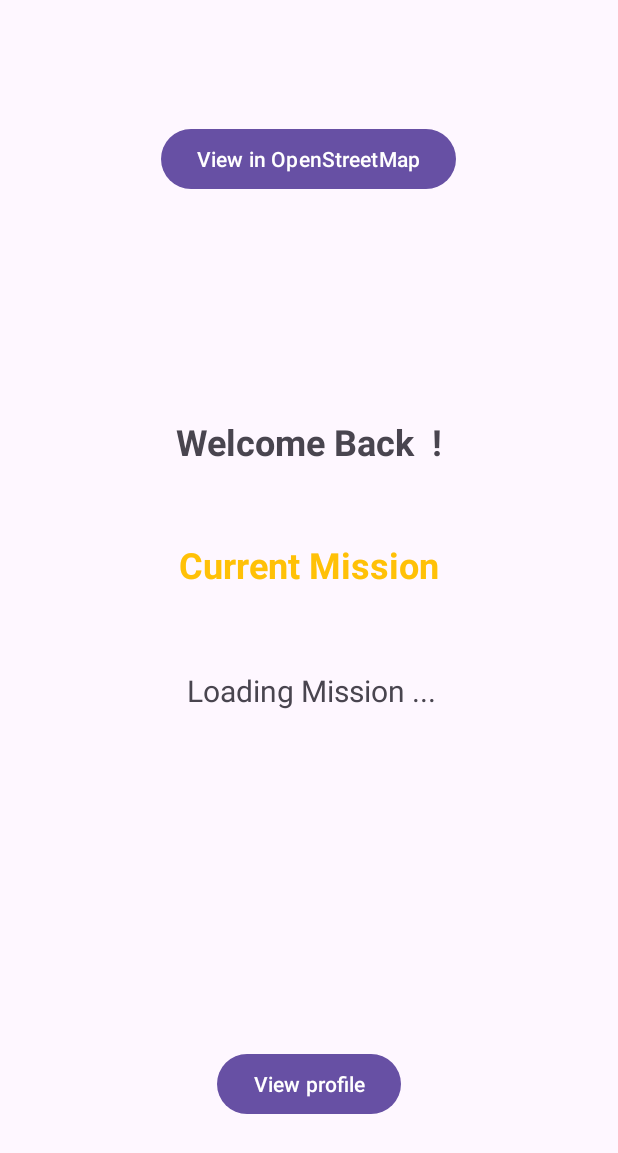
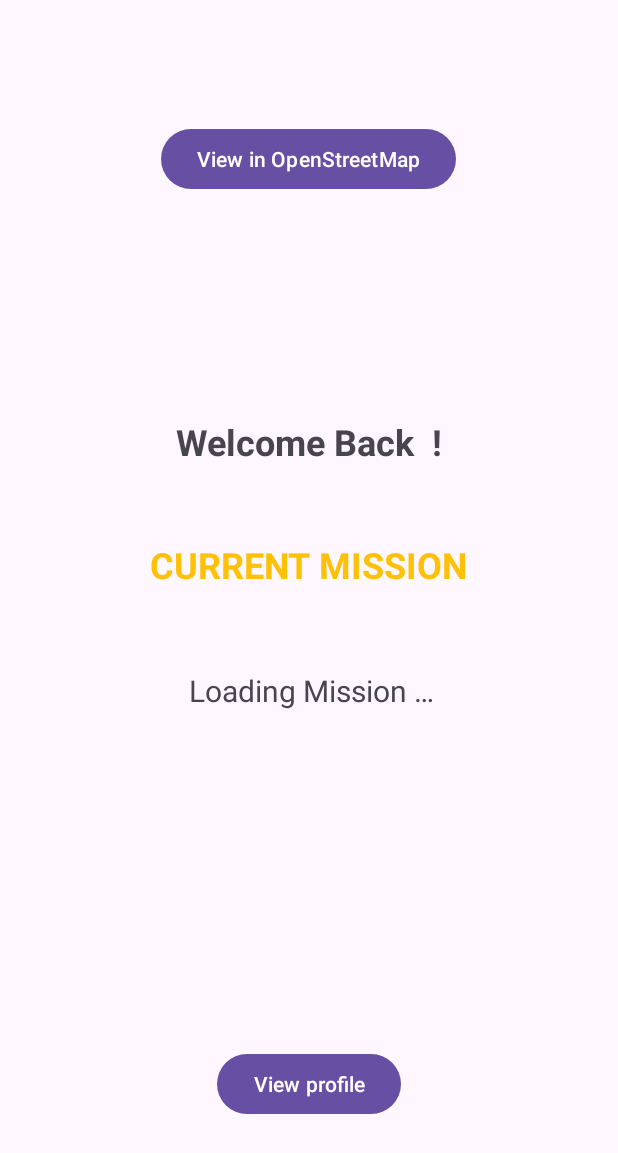
Before and after one commit to SergioPasMes/HelloWorldMAD26, an Android app: the MainActivity screen opened directly, with no data from a screen before it, on a phone screen of 412 x 824 dp. Shown: the top 1153 px of the screen. Run offline under Robolectric (Android 15) with nearby library versions, the phone set to English and light mode, and no system bars.

Commit message:
- Removed starting point marker. - Converted string references to resources (except Logs)

```diff
--- a/app/src/main/res/layout/activity_main.xml
+++ b/app/src/main/res/layout/activity_main.xml
@@ -41,7 +41,7 @@
             android:id="@+id/osmButton"
             android:layout_width="wrap_content"
             android:layout_height="wrap_content"
-            android:text="View in OpenStreetMap"
+            android:text="@string/osm_button_text"
             app:layout_constraintBottom_toBottomOf="parent"
             app:layout_constraintEnd_toEndOf="parent"
             app:layout_constraintHorizontal_bias="0.498"
@@ -53,7 +53,7 @@
             android:id="@+id/missionText"
             android:layout_width="wrap_content"
             android:layout_height="wrap_content"
-            android:text="Current Mission"
+            android:text="@string/mission_marker"
             android:textColor="#FFC107"
             android:textSize="24sp"
             android:textStyle="bold"
@@ -68,7 +68,7 @@
             android:layout_width="wrap_content"
             android:layout_height="wrap_content"
             android:layout_marginBottom="204dp"
-            android:text="Loading Mission ..."
+            android:text="@string/mission_loading"
             android:textSize="20sp"
             app:layout_constraintBottom_toTopOf="@+id/button_main_to_profile"
             app:layout_constraintEnd_toEndOf="parent"
--- a/app/src/main/res/values/strings.xml
+++ b/app/src/main/res/values/strings.xml
@@ -8,7 +8,6 @@
     <string name="landing_activity_username_error_too_short">Username must be at least %1d characters long</string>
     <string name="landing_activity_username_error_missing">Username is required</string>
     <string name="landing_activity_age_hint">Age (years)</string>
-    <string name="landing_activity_age_error_negative">Age may not be a negative number</string>
     <string name="landing_activity_age_error_too_low">You must be at least %1d years old</string>
     <string name="landing_activity_age_error_too_high">Age may not exceed %1d years</string>
     <string name="landing_activity_age_error_missing">Age is required</string>
@@ -20,4 +19,11 @@
     <string name="alert_pfp_picker_body_text">Choose an image that suits your style</string>
 
     <string name="main_activity_welcome">Welcome Back %1s!</string>
+    <string name="osm_button_text">View in OpenStreetMap</string>
+
+    <string name="mission_marker">CURRENT MISSION</string>
+    <string name="mission_label">Current Mission</string>
+    <string name="mission_loading">Loading Mission …</string>
+    <string name="mission_destination">Go to: Lat %1$s, Lon %2$s</string>
+    <string name="mission_completion">Mission completed!</string>
 </resources>
```
Also changed, not shown: app/src/main/java/es/upm/etsisi/mad/helloworld/MainActivity.kt (+3 -5 lines), app/src/main/java/es/upm/etsisi/mad/helloworld/OpenStreetMapActivity.kt (+7 -12 lines).
